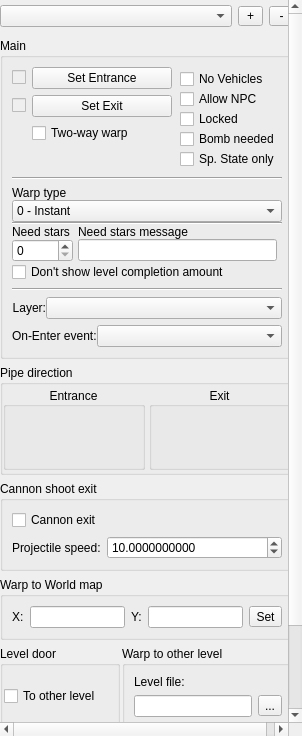
WohlSoft/Moondust-Project, file Editor/main_window/dock/lvl_warp_props.ui: the form before one commit.
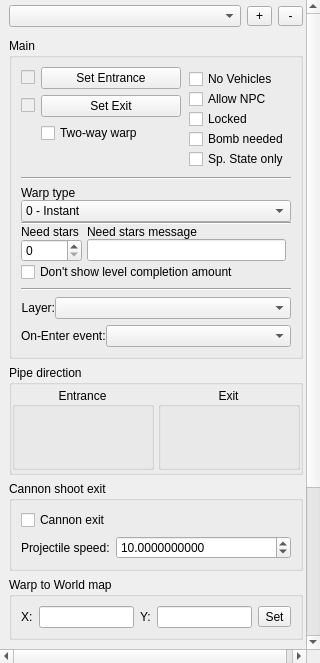
The form after the commit. Icons and pictures are not drawn. Custom widgets are drawn as their Qt base class.

Commit message: Editor: Tune margins on some widgets

Patch:
```diff
--- a/Editor/main_window/dock/lvl_warp_props.ui
+++ b/Editor/main_window/dock/lvl_warp_props.ui
@@ -6,8 +6,8 @@
    <rect>
     <x>0</x>
     <y>0</y>
-    <width>302</width>
-    <height>736</height>
+    <width>320</width>
+    <height>663</height>
    </rect>
   </property>
   <property name="sizePolicy">
@@ -42,6 +42,9 @@
    <property name="frameShape">
     <enum>QFrame::NoFrame</enum>
    </property>
+   <property name="verticalScrollBarPolicy">
+    <enum>Qt::ScrollBarAsNeeded</enum>
+   </property>
    <property name="sizeAdjustPolicy">
     <enum>QAbstractScrollArea::AdjustToContents</enum>
    </property>
@@ -53,26 +56,241 @@
      <rect>
       <x>0</x>
       <y>0</y>
-      <width>288</width>
-      <height>845</height>
+      <width>306</width>
+      <height>878</height>
      </rect>
     </property>
-    <layout class="QGridLayout" name="gridLayout_6">
+    <layout class="QGridLayout" name="gridLayout_6" rowstretch="0,0,0,0,0,0,10000">
      <property name="sizeConstraint">
-      <enum>QLayout::SetMinimumSize</enum>
-     </property>
-     <property name="leftMargin">
-      <number>0</number>
+      <enum>QLayout::SetMinAndMaxSize</enum>
      </property>
      <property name="topMargin">
       <number>0</number>
      </property>
-     <property name="rightMargin">
+     <property name="bottomMargin">
       <number>2</number>
      </property>
      <property name="horizontalSpacing">
       <number>2</number>
      </property>
+     <item row="4" column="0" colspan="2">
+      <widget class="QGroupBox" name="warpBoxWTW">
+       <property name="sizePolicy">
+        <sizepolicy hsizetype="Preferred" vsizetype="Minimum">
+         <horstretch>0</horstretch>
+         <verstretch>0</verstretch>
+        </sizepolicy>
+       </property>
+       <property name="title">
+        <string>Warp to World map</string>
+       </property>
+       <layout class="QHBoxLayout" name="horizontalLayout_2">
+        <property name="sizeConstraint">
+         <enum>QLayout::SetMinAndMaxSize</enum>
+        </property>
+        <item>
+         <widget class="QLabel" name="label_5">
+          <property name="text">
+           <string>X:</string>
+          </property>
+         </widget>
+        </item>
+        <item>
+         <widget class="QLineEdit" name="WarpToMapX">
+          <property name="toolTip">
+           <string>Target coordinates of player on the world map
+when you exit from a level through this warp.</string>
+          </property>
+         </widget>
+        </item>
+        <item>
+         <widget class="QLabel" name="label_6">
+          <property name="text">
+           <string>Y:</string>
+          </property>
+         </widget>
+        </item>
+        <item>
+         <widget class="QLineEdit" name="WarpToMapY">
+          <property name="toolTip">
+           <string>Target coordinates of player on the world map
+when you exit from a level through this warp.</string>
+          </property>
+         </widget>
+        </item>
+        <item>
+         <widget class="QToolButton" name="WarpGetXYFromWorldMap">
+          <property name="toolTip">
+           <string>Browse the world map to set an exit point</string>
+          </property>
+          <property name="text">
+           <string>Set</string>
+          </property>
+         </widget>
+        </item>
+       </layout>
+      </widget>
+     </item>
+     <item row="6" column="0" colspan="2">
+      <spacer name="bottomSpacer">
+       <property name="orientation">
+        <enum>Qt::Vertical</enum>
+       </property>
+       <property name="sizeType">
+        <enum>QSizePolicy::MinimumExpanding</enum>
+       </property>
+       <property name="sizeHint" stdset="0">
+        <size>
+         <width>0</width>
+         <height>40</height>
+        </size>
+       </property>
+      </spacer>
+     </item>
+     <item row="5" column="1">
+      <widget class="QGroupBox" name="warpBoxWTL">
+       <property name="sizePolicy">
+        <sizepolicy hsizetype="Preferred" vsizetype="Minimum">
+         <horstretch>0</horstretch>
+         <verstretch>0</verstretch>
+        </sizepolicy>
+       </property>
+       <property name="title">
+        <string>Warp to other level</string>
+       </property>
+       <layout class="QGridLayout" name="gridLayout_3" columnstretch="8000,8000,0">
+        <property name="sizeConstraint">
+         <enum>QLayout::SetMinAndMaxSize</enum>
+        </property>
+        <item row="1" column="0" colspan="2">
+         <widget class="QLineEdit" name="WarpLevelFile">
+          <property name="toolTip">
+           <string>If this field is not empty, player will travel from the current level to the specified one.</string>
+          </property>
+         </widget>
+        </item>
+        <item row="0" column="0" colspan="3">
+         <widget class="QLabel" name="label_11">
+          <property name="text">
+           <string>Level file:</string>
+          </property>
+         </widget>
+        </item>
+        <item row="2" column="1" colspan="2">
+         <widget class="QSpinBox" name="WarpToExitNu">
+          <property name="toolTip">
+           <string>Determines the warp through which the player will enter the target level.
+If set to zero, the player will start at the pre-defined level start point.</string>
+          </property>
+          <property name="maximum">
+           <number>10000</number>
+          </property>
+         </widget>
+        </item>
+        <item row="5" column="0" colspan="3">
+         <spacer name="verticalSpacer_10">
+          <property name="orientation">
+           <enum>Qt::Vertical</enum>
+          </property>
+          <property name="sizeHint" stdset="0">
+           <size>
+            <width>0</width>
+            <height>0</height>
+           </size>
+          </property>
+         </spacer>
+        </item>
+        <item row="3" column="0" colspan="3">
+         <widget class="QCheckBox" name="WarpHideLevelEnterScreen">
+          <property name="toolTip">
+           <string>Show a blank screen instead of loading screen.
+In the Legacy Engine level loading screen, it would otherwise 
+show the current playable character(s) and number of lives.</string>
+          </property>
+          <property name="text">
+           <string>Hide level enter screen</string>
+          </property>
+         </widget>
+        </item>
+        <item row="2" column="0">
+         <widget class="QLabel" name="label_8">
+          <property name="text">
+           <string comment="Translate as &quot;Door #&quot;">Warp #</string>
+          </property>
+          <property name="alignment">
+           <set>Qt::AlignRight|Qt::AlignTrailing|Qt::AlignVCenter</set>
+          </property>
+         </widget>
+        </item>
+        <item row="4" column="0" colspan="3">
+         <widget class="QCheckBox" name="WarpAllowNPC_IL">
+          <property name="toolTip">
+           <string>Brings the player's held item to the target level of this warp.</string>
+          </property>
+          <property name="text">
+           <string>Allow inter-level NPC</string>
+          </property>
+         </widget>
+        </item>
+        <item row="1" column="2">
+         <widget class="QToolButton" name="WarpBrowseLevels">
+          <property name="toolTip">
+           <string>Browse for another level file</string>
+          </property>
+          <property name="text">
+           <string notr="true">...</string>
+          </property>
+         </widget>
+        </item>
+       </layout>
+      </widget>
+     </item>
+     <item row="3" column="0" colspan="2">
+      <widget class="QGroupBox" name="warpBoxCannon">
+       <property name="title">
+        <string>Cannon shoot exit</string>
+       </property>
+       <layout class="QGridLayout" name="gridLayout_7" rowstretch="0,0" columnstretch="0,90">
+        <property name="sizeConstraint">
+         <enum>QLayout::SetMinAndMaxSize</enum>
+        </property>
+        <item row="1" column="0">
+         <widget class="QLabel" name="label_10">
+          <property name="text">
+           <string>Projectile speed:</string>
+          </property>
+         </widget>
+        </item>
+        <item row="1" column="1">
+         <widget class="QDoubleSpinBox" name="WarpCannonSpeed">
+          <property name="toolTip">
+           <string>The speed at which the player will exit the warp.
+Measured in pixels per 1/65 seconds.</string>
+          </property>
+          <property name="decimals">
+           <number>10</number>
+          </property>
+          <property name="maximum">
+           <double>99999.000000000000000</double>
+          </property>
+          <property name="value">
+           <double>10.000000000000000</double>
+          </property>
+         </widget>
+        </item>
+        <item row="0" column="0" colspan="2">
+         <widget class="QCheckBox" name="WarpEnableCannon">
+          <property name="toolTip">
+           <string>The direction in which the player will exit the warp.</string>
+          </property>
+          <property name="text">
+           <string>Cannon exit</string>
+          </property>
+         </widget>
+        </item>
+       </layout>
+      </widget>
+     </item>
      <item row="0" column="0" colspan="2">
       <widget class="QFrame" name="warpsListManage">
        <property name="minimumSize">
@@ -180,7 +398,7 @@
          <number>4</number>
         </property>
         <property name="sizeConstraint">
-         <enum>QLayout::SetMinimumSize</enum>
+         <enum>QLayout::SetMinAndMaxSize</enum>
         </property>
         <property name="leftMargin">
          <number>0</number>
@@ -283,200 +501,161 @@
        </layout>
       </widget>
      </item>
-     <item row="6" column="0" colspan="2">
-      <spacer name="bottomSpacer">
-       <property name="orientation">
-        <enum>Qt::Vertical</enum>
-       </property>
-       <property name="sizeType">
-        <enum>QSizePolicy::MinimumExpanding</enum>
-       </property>
-       <property name="sizeHint" stdset="0">
-        <size>
-         <width>0</width>
-         <height>0</height>
-        </size>
-       </property>
-      </spacer>
-     </item>
-     <item row="5" column="0">
-      <widget class="QGroupBox" name="warpBoxWD">
-       <property name="sizePolicy">
-        <sizepolicy hsizetype="Preferred" vsizetype="Minimum">
-         <horstretch>0</horstretch>
-         <verstretch>0</verstretch>
-        </sizepolicy>
-       </property>
-       <property name="title">
-        <string>Level door</string>
-       </property>
-       <layout class="QVBoxLayout" name="verticalLayout">
-        <property name="spacing">
-         <number>1</number>
-        </property>
-        <property name="sizeConstraint">
-         <enum>QLayout::SetMinimumSize</enum>
-        </property>
-        <property name="leftMargin">
-         <number>1</number>
-        </property>
-        <property name="topMargin">
-         <number>1</number>
-        </property>
-        <property name="rightMargin">
-         <number>1</number>
-        </property>
-        <property name="bottomMargin">
-         <number>1</number>
-        </property>
-        <item>
-         <widget class="QCheckBox" name="WarpLevelExit">
-          <property name="toolTip">
-           <string>Entering this warp ends the current level
-If this flag is enabled, you can only place a warp entrance.</string>
-          </property>
-          <property name="text">
-           <string>To other level</string>
-          </property>
-         </widget>
-        </item>
-        <item>
-         <widget class="QCheckBox" name="WarpLevelEntrance">
-          <property name="toolTip">
-           <string>Prevents any in-level warp to exit at this warp.
-Used for creating a warp from another level.
-If this flag is enabled, you can only place a warp exit.</string>
-          </property>
-          <property name="text">
-           <string>From other level</string>
-          </property>
-         </widget>
-        </item>
-        <item>
-         <spacer name="verticalSpacer_5">
-          <property name="orientation">
-           <enum>Qt::Vertical</enum>
-          </property>
-          <property name="sizeType">
-           <enum>QSizePolicy::Minimum</enum>
-          </property>
-          <property name="sizeHint" stdset="0">
-           <size>
-            <width>20</width>
-            <height>40</height>
-           </size>
-          </property>
-         </spacer>
-        </item>
-       </layout>
-      </widget>
-     </item>
-     <item row="4" column="0" colspan="2">
-      <widget class="QGroupBox" name="warpBoxWTW">
-       <property name="sizePolicy">
-        <sizepolicy hsizetype="Preferred" vsizetype="Minimum">
-         <horstretch>0</horstretch>
-         <verstretch>0</verstretch>
-        </sizepolicy>
-       </property>
-       <property name="title">
-        <string>Warp to World map</string>
-       </property>
-       <layout class="QHBoxLayout" name="horizontalLayout_2">
-        <property name="sizeConstraint">
-         <enum>QLayout::SetMinimumSize</enum>
-        </property>
-        <item>
-         <widget class="QLabel" name="label_5">
-          <property name="text">
-           <string>X:</string>
-          </property>
-         </widget>
-        </item>
-        <item>
-         <widget class="QLineEdit" name="WarpToMapX">
-          <property name="toolTip">
-           <string>Target coordinates of player on the world map
-when you exit from a level through this warp.</string>
-          </property>
-         </widget>
-        </item>
-        <item>
-         <widget class="QLabel" name="label_6">
-          <property name="text">
-           <string>Y:</string>
-          </property>
-         </widget>
-        </item>
-        <item>
-         <widget class="QLineEdit" name="WarpToMapY">
-          <property name="toolTip">
-           <string>Target coordinates of player on the world map
-when you exit from a level through this warp.</string>
-          </property>
-         </widget>
-        </item>
-        <item>
-         <widget class="QToolButton" name="WarpGetXYFromWorldMap">
-          <property name="toolTip">
-           <string>Browse the world map to set an exit point</string>
-          </property>
-          <property name="text">
-           <string>Set</string>
-          </property>
-         </widget>
-        </item>
-       </layout>
-      </widget>
-     </item>
      <item row="1" column="0" colspan="2">
       <widget class="QGroupBox" name="warpBoxMain">
        <property name="title">
         <string>Main</string>
        </property>
-       <layout class="QGridLayout" name="gridLayout_5" columnstretch="0,80,0">
+       <layout class="QGridLayout" name="gridLayout_5" rowstretch="0,0,0,0,0,0,0,0,0,0,10000" columnstretch="0,100,0">
         <property name="sizeConstraint">
          <enum>QLayout::SetMinimumSize</enum>
         </property>
-        <item row="3" column="0" rowspan="2" colspan="2">
-         <spacer name="verticalSpacer_6">
-          <property name="orientation">
-           <enum>Qt::Vertical</enum>
+        <item row="0" column="0">
+         <widget class="QCheckBox" name="WarpEntrancePlaced">
+          <property name="enabled">
+           <bool>false</bool>
           </property>
-          <property name="sizeType">
-           <enum>QSizePolicy::MinimumExpanding</enum>
+          <property name="toolTip">
+           <string>Point already placed</string>
           </property>
-          <property name="sizeHint" stdset="0">
-           <size>
-            <width>0</width>
-            <height>0</height>
-           </size>
+          <property name="text">
+           <string notr="true"/>
           </property>
-         </spacer>
+         </widget>
         </item>
-        <item row="9" column="0" colspan="3">
-         <spacer name="verticalSpacer_7">
-          <property name="orientation">
-           <enum>Qt::Vertical</enum>
-          </property>
-          <property name="sizeType">
-           <enum>QSizePolicy::Ignored</enum>
-          </property>
-          <property name="sizeHint" stdset="0">
-           <size>
-            <width>20</width>
-            <height>40</height>
-           </size>
-          </property>
-         </spacer>
-        </item>
-        <item row="5" column="0" colspan="3">
-         <widget class="Line" name="line">
+        <item row="7" column="0" colspan="3">
+         <widget class="Line" name="line_2">
           <property name="orientation">
            <enum>Qt::Horizontal</enum>
           </property>
          </widget>
         </item>
+        <item row="1" column="0">
+         <widget class="QCheckBox" name="WarpExitPlaced">
+          <property name="enabled">
+           <bool>false</bool>
+          </property>
+          <property name="toolTip">
+           <string>Point already placed</string>
+          </property>
+          <property name="text">
+           <string notr="true"/>
+          </property>
+         </widget>
+        </item>
+        <item row="2" column="1">
+         <widget class="QCheckBox" name="WarpTwoWay">
+          <property name="toolTip">
+           <string>Allow entering from both sides of this warp.</string>
+          </property>
+          <property name="text">
+           <string>Two-way warp</string>
+          </property>
+         </widget>
+        </item>
+        <item row="0" column="2" rowspan="5">
+         <widget class="QFrame" name="frame_3">
+          <property name="frameShape">
+           <enum>QFrame::NoFrame</enum>
+          </property>
+          <property name="frameShadow">
+           <enum>QFrame::Plain</enum>
+          </property>
+          <property name="lineWidth">
+           <number>0</number>
+          </property>
+          <layout class="QVBoxLayout" name="verticalLayout_2">
+           <property name="spacing">
+            <number>0</number>
+           </property>
+           <property name="sizeConstraint">
+            <enum>QLayout::SetMinimumSize</enum>
+           </property>
+           <property name="leftMargin">
+            <number>2</number>
+           </property>
+           <property name="topMargin">
+            <number>2</number>
+           </property>
+           <property name="rightMargin">
+            <number>2</number>
+           </property>
+           <property name="bottomMargin">
+            <number>2</number>
+           </property>
+           <item>
+            <widget class="QCheckBox" name="WarpNoVehicles">
+             <property name="toolTip">
+              <string>Any mounted vehicles will be removed
+when player passes through this warp.
+They will be given back when player
+finishes the level or lose a life.</string>
+             </property>
+             <property name="text">
+              <string comment="In the SMBX - this option named as &quot;No Yoshi&quot;">No Vehicles</string>
+             </property>
+            </widget>
+           </item>
+           <item>
+            <widget class="QCheckBox" name="WarpAllowNPC">
+             <property name="toolTip">
+              <string>Player can carry items and NPCs through this warp.</string>
+             </property>
+             <property name="text">
+              <string comment="Please, translate as &quot;Allow items&quot;">Allow NPC</string>
+             </property>
+            </widget>
+           </item>
+           <item>
+            <widget class="QCheckBox" name="WarpLock">
+             <property name="toolTip">
+              <string>Entrance closed with a lock. Need a key to open it.</string>
+             </property>
+             <property name="text">
+              <string>Locked</string>
+             </property>
+            </widget>
+           </item>
+           <item>
+            <widget class="QCheckBox" name="WarpBombNeed">
+             <property name="toolTip">
+              <string>Entrance closed with a lock. Need to blow up the lock to open it.</string>
+             </property>
+             <property name="text">
+              <string>Bomb needed</string>
+             </property>
+            </widget>
+           </item>
+           <item>
+            <widget class="QCheckBox" name="WarpSpecialStateOnly">
+             <property name="toolTip">
+              <string>The player can only enter this warp under a special state.
+The special state is defined by the active configuration pack.</string>
+             </property>
+             <property name="text">
+              <string>Sp. State only</string>
+             </property>
+            </widget>
+           </item>
+           <item>
+            <spacer name="verticalSpacer_8">
+             <property name="orientation">
+              <enum>Qt::Vertical</enum>
+             </property>
+             <property name="sizeType">
+              <enum>QSizePolicy::Ignored</enum>
+             </property>
+             <property name="sizeHint" stdset="0">
+              <size>
+               <width>20</width>
+               <height>40</height>
+              </size>
+             </property>
+            </spacer>
+           </item>
+          </layout>
+         </widget>
+        </item>
         <item row="1" column="1">
          <widget class="QPushButton" name="WarpSetExit">
           <property name="toolTip">
@@ -487,16 +666,29 @@
           </property>
          </widget>
         </item>
-        <item row="0" column="0">
-         <widget class="QCheckBox" name="WarpEntrancePlaced">
-          <property name="enabled">
-           <bool>false</bool>
+        <item row="9" column="0" colspan="3">
+         <spacer name="verticalSpacer_7">
+          <property name="orientation">
+           <enum>Qt::Vertical</enum>
           </property>
+          <property name="sizeType">
+           <enum>QSizePolicy::Ignored</enum>
+          </property>
+          <property name="sizeHint" stdset="0">
+           <size>
+            <width>20</width>
+            <height>40</height>
+           </size>
+          </property>
+         </spacer>
+        </item>
+        <item row="0" column="1">
+         <widget class="QPushButton" name="WarpSetEntrance">
           <property name="toolTip">
-           <string>Point already placed</string>
+           <string>Place entrance point or quickly jump to already placed</string>
           </property>
           <property name="text">
-           <string notr="true"/>
+           <string>Set Entrance</string>
           </property>
          </widget>
         </item>
@@ -684,36 +876,6 @@
           </layout>
          </widget>
         </item>
-        <item row="0" column="1">
-         <widget class="QPushButton" name="WarpSetEntrance">
-          <property name="toolTip">
-           <string>Place entrance point or quickly jump to already placed</string>
-          </property>
-          <property name="text">
-           <string>Set Entrance</string>
-          </property>
-         </widget>
-        </item>
-        <item row="7" column="0" colspan="3">
-         <widget class="Line" name="line_2">
-          <property name="orientation">
-           <enum>Qt::Horizontal</enum>
-          </property>
-         </widget>
-        </item>
-        <item row="1" column="0">
-         <widget class="QCheckBox" name="WarpExitPlaced">
-          <property name="enabled">
-           <bool>false</bool>
-          </property>
-          <property name="toolTip">
-           <string>Point already placed</string>
-          </property>
-          <property name="text">
-           <string notr="true"/>
-          </property>
-         </widget>
-        </item>
         <item row="10" column="0" colspan="3">
          <widget class="QFrame" name="warpBoxEnterEvent">
           <property name="frameShape">
@@ -755,121 +917,34 @@
           </layout>
          </widget>
         </item>
-        <item row="0" column="2" rowspan="5">
-         <widget class="QFrame" name="frame_3">
-          <property name="frameShape">
-           <enum>QFrame::NoFrame</enum>
+        <item row="5" column="0" colspan="3">
+         <widget class="Line" name="line">
+          <property name="orientation">
+           <enum>Qt::Horizontal</enum>
           </property>
-          <property name="frameShadow">
-           <enum>QFrame::Plain</enum>
-          </property>
-          <property name="lineWidth">
-           <number>0</number>
-          </property>
-          <layout class="QVBoxLayout" name="verticalLayout_2">
-           <property name="spacing">
-            <number>0</number>
-           </property>
-           <property name="leftMargin">
-            <number>2</number>
-           </property>
-           <property name="topMargin">
-            <number>2</number>
-           </property>
-           <property name="rightMargin">
-            <number>2</number>
-           </property>
-           <property name="bottomMargin">
-            <number>2</number>
-           </property>
-           <item>
-            <widget class="QCheckBox" name="WarpNoVehicles">
-             <property name="toolTip">
-              <string>Any mounted vehicles will be removed
-when player passes through this warp.
-They will be given back when player
-finishes the level or lose a life.</string>
-             </property>
-             <property name="text">
-              <string comment="In the SMBX - this option named as &quot;No Yoshi&quot;">No Vehicles</string>
-             </property>
-            </widget>
-           </item>
-           <item>
-            <widget class="QCheckBox" name="WarpAllowNPC">
-             <property name="toolTip">
-              <string>Player can carry items and NPCs through this warp.</string>
-             </property>
-             <property name="text">
-              <string comment="Please, translate as &quot;Allow items&quot;">Allow NPC</string>
-             </property>
-            </widget>
-           </item>
-           <item>
-            <widget class="QCheckBox" name="WarpLock">
-             <property name="toolTip">
-              <string>Entrance closed with a lock. Need a key to open it.</string>
-             </property>
-             <property name="text">
-              <string>Locked</string>
-             </property>
-            </widget>
-           </item>
-           <item>
-            <widget class="QCheckBox" name="WarpBombNeed">
-             <property name="toolTip">
-              <string>Entrance closed with a lock. Need to blow up the lock to open it.</string>
-             </property>
-             <property name="text">
-              <string>Bomb needed</string>
-             </property>
-            </widget>
-           </item>
-           <item>
-            <widget class="QCheckBox" name="WarpSpecialStateOnly">
-             <property name="toolTip">
-              <string>The player can only enter this warp under a special state.
-The special state is defined by the active configuration pack.</string>
-             </property>
-             <property name="text">
-              <string>Sp. State only</string>
-             </property>
-            </widget>
-           </item>
-           <item>
-            <spacer name="verticalSpacer_8">
-             <property name="orientation">
-              <enum>Qt::Vertical</enum>
-             </property>
-             <property name="sizeType">
-              <enum>QSizePolicy::Ignored</enum>
-             </property>
-             <property name="sizeHint" stdset="0">
-              <size>
-               <width>20</width>
-               <height>40</height>
-              </size>
-             </property>
-            </spacer>
-           </item>
-          </layout>
          </widget>
         </item>
-        <item row="2" column="1">
-         <widget class="QCheckBox" name="WarpTwoWay">
-          <property name="toolTip">
-           <string>Allow entering from both sides of this warp.</string>
+        <item row="3" column="0" rowspan="2" colspan="2">
+         <spacer name="verticalSpacer_6">
+          <property name="orientation">
+           <enum>Qt::Vertical</enum>
           </property>
-          <property name="text">
-           <string>Two-way warp</string>
+          <property name="sizeType">
+           <enum>QSizePolicy::Maximum</enum>
           </property>
-         </widget>
+          <property name="sizeHint" stdset="0">
+           <size>
+            <width>0</width>
+            <height>17</height>
+           </size>
+          </property>
+         </spacer>
         </item>
        </layout>
       </widget>
      </item>
-     <item row="5" column="1">
-      <widget class="QGroupBox" name="warpBoxWTL">
+     <item row="5" column="0">
+      <widget class="QGroupBox" name="warpBoxWD">
        <property name="sizePolicy">
         <sizepolicy hsizetype="Preferred" vsizetype="Minimum">
          <horstretch>0</horstretch>
@@ -877,137 +952,65 @@
         </sizepolicy>
        </property>
        <property name="title">
-        <string>Warp to other level</string>
+        <string>Level door</string>
        </property>
-       <layout class="QGridLayout" name="gridLayout_3" columnstretch="8000,8000,0">
+       <layout class="QVBoxLayout" name="verticalLayout">
+        <property name="spacing">
+         <number>1</number>
+        </property>
         <property name="sizeConstraint">
-         <enum>QLayout::SetMinimumSize</enum>
+         <enum>QLayout::SetMinAndMaxSize</enum>
         </property>
-        <item row="1" column="0" colspan="2">
-         <widget class="QLineEdit" name="WarpLevelFile">
+        <property name="leftMargin">
+         <number>1</number>
+        </property>
+        <property name="topMargin">
+         <number>1</number>
+        </property>
+        <property name="rightMargin">
+         <number>1</number>
+        </property>
+        <property name="bottomMargin">
+         <number>1</number>
+        </property>
+        <item>
+         <widget class="QCheckBox" name="WarpLevelExit">
           <property name="toolTip">
-           <string>If this field is not empty, player will travel from the current level to the specified one.</string>
+           <string>Entering this warp ends the current level
+If this flag is enabled, you can only place a warp entrance.</string>
           </property>
-         </widget>
-        </item>
-        <item row="0" column="0" colspan="3">
-         <widget class="QLabel" name="label_11">
           <property name="text">
-           <string>Level file:</string>
+           <string>To other level</string>
           </property>
          </widget>
         </item>
-        <item row="2" column="1" colspan="2">
-         <widget class="QSpinBox" name="WarpToExitNu">
+        <item>
+         <widget class="QCheckBox" name="WarpLevelEntrance">
           <property name="toolTip">
-           <string>Determines the warp through which the player will enter the target level.
-If set to zero, the player will start at the pre-defined level start point.</string>
+           <string>Prevents any in-level warp to exit at this warp.
+Used for creating a warp from another level.
+If this flag is enabled, you can only place a warp exit.</string>
           </property>
-          <property name="maximum">
-           <number>10000</number>
+          <property name="text">
+           <string>From other level</string>
           </property>
          </widget>
         </item>
-        <item row="5" column="0" colspan="3">
-         <spacer name="verticalSpacer_10">
+        <item>
+         <spacer name="verticalSpacer_5">
           <property name="orientation">
            <enum>Qt::Vertical</enum>
           </property>
+          <property name="sizeType">
+           <enum>QSizePolicy::MinimumExpanding</enum>
+          </property>
           <property name="sizeHint" stdset="0">
            <size>
-            <width>0</width>
-            <height>0</height>
+            <width>20</width>
+            <height>40</height>
            </size>
           </property>
          </spacer>
-        </item>
-        <item row="3" column="0" colspan="3">
-         <widget class="QCheckBox" name="WarpHideLevelEnterScreen">
-          <property name="toolTip">
-           <string>Show a blank screen instead of loading screen.
-In the Legacy Engine level loading screen, it would otherwise 
-show the current playable character(s) and number of lives.</string>
-          </property>
-          <property name="text">
-           <string>Hide level enter screen</string>
-          </property>
-         </widget>
-        </item>
-        <item row="2" column="0">
-         <widget class="QLabel" name="label_8">
-          <property name="text">
-           <string comment="Translate as &quot;Door #&quot;">Warp #</string>
-          </property>
-          <property name="alignment">
-           <set>Qt::AlignRight|Qt::AlignTrailing|Qt::AlignVCenter</set>
-          </property>
-         </widget>
-        </item>
-        <item row="4" column="0" colspan="3">
-         <widget class="QCheckBox" name="WarpAllowNPC_IL">
-          <property name="toolTip">
-           <string>Brings the player's held item to the target level of this warp.</string>
-          </property>
-          <property name="text">
-           <string>Allow inter-level NPC</string>
-          </property>
-         </widget>
-        </item>
-        <item row="1" column="2">
-         <widget class="QToolButton" name="WarpBrowseLevels">
-          <property name="toolTip">
-           <string>Browse for another level file</string>
-          </property>
-          <property name="text">
-           <string notr="true">...</string>
-          </property>
-         </widget>
-        </item>
-       </layout>
-      </widget>
-     </item>
-     <item row="3" column="0" colspan="2">
-      <widget class="QGroupBox" name="warpBoxCannon">
-       <property name="title">
-        <string>Cannon shoot exit</string>
-       </property>
-       <layout class="QGridLayout" name="gridLayout_7" rowstretch="0,0" columnstretch="0,90">
-        <property name="sizeConstraint">
-         <enum>QLayout::SetMinimumSize</enum>
-        </property>
-        <item row="1" column="0">
-         <widget class="QLabel" name="label_10">
-          <property name="text">
-           <string>Projectile speed:</string>
-          </property>
-         </widget>
-        </item>
-        <item row="1" column="1">
-         <widget class="QDoubleSpinBox" name="WarpCannonSpeed">
-          <property name="toolTip">
-           <string>The speed at which the player will exit the warp.
-Measured in pixels per 1/65 seconds.</string>
-          </property>
-          <property name="decimals">
-           <number>10</number>
-          </property>
-          <property name="maximum">
-           <double>99999.000000000000000</double>
-          </property>
-          <property name="value">
-           <double>10.000000000000000</double>
-          </property>
-         </widget>
-        </item>
-        <item row="0" column="0" colspan="2">
-         <widget class="QCheckBox" name="WarpEnableCannon">
-          <property name="toolTip">
-           <string>The direction in which the player will exit the warp.</string>
-          </property>
-          <property name="text">
-           <string>Cannon exit</string>
-          </property>
-         </widget>
         </item>
        </layout>
       </widget>
```
The commit also changes 2 other files.
